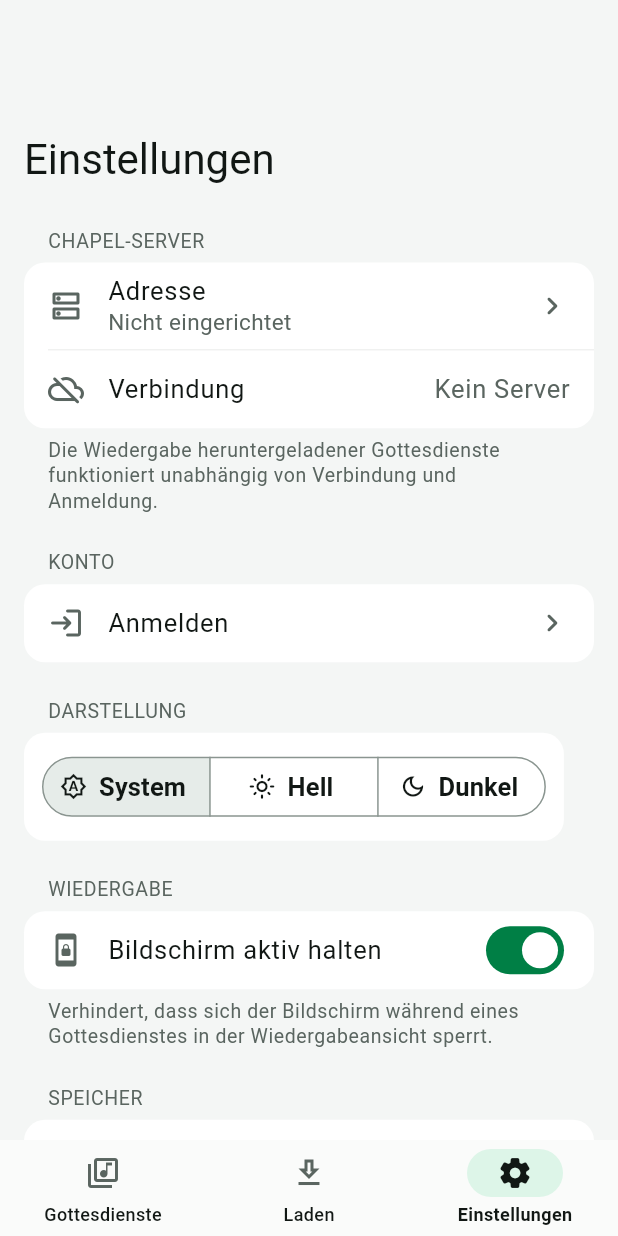
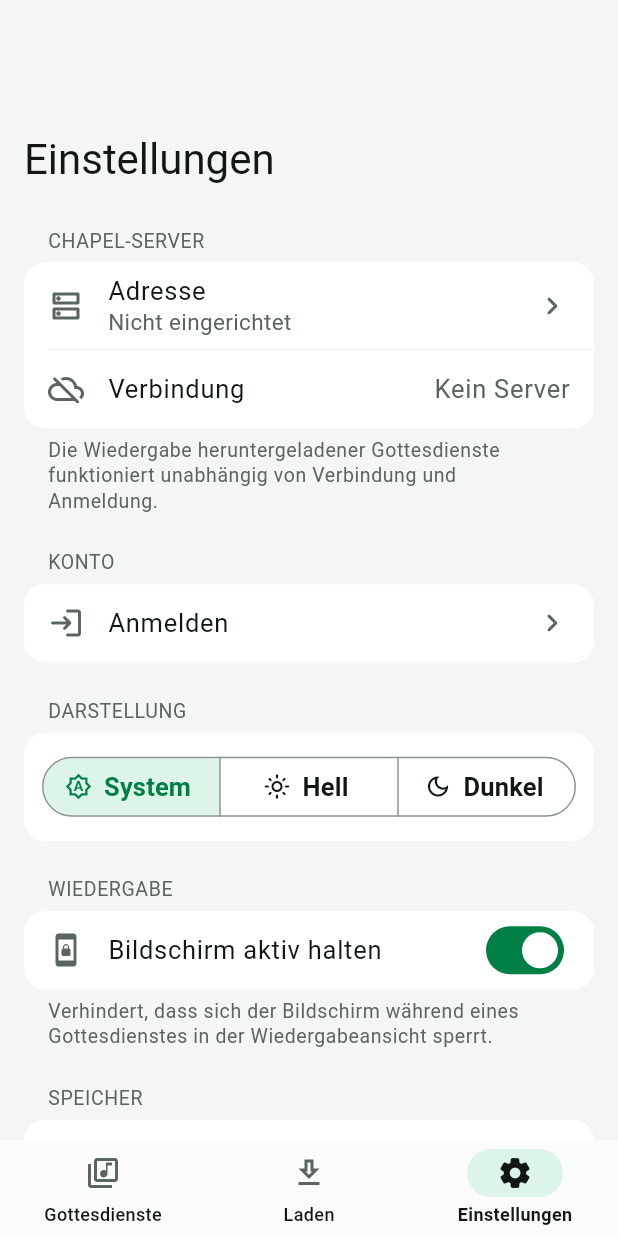
Before and after one commit to JannisRoesner/CHAKOTAY, a Flutter app: the screen it shows after launch, item 3 of the bottom bar chosen, on a phone screen of 412 x 824 dp. Run offline on Flutter 3.47's test engine with Material 3 defaults, Android fonts, the phone set to English and light mode, and no system bars; our stand-ins replace flutter_secure_storage, just_audio, package_info_plus, shared_preferences, wakelock_plus; missing offline and left inert: audio_session; accounts and stored records are empty; statements that could not run were skipped.

Commit message:
Prefer real media duration like CHAPEL, fix CI-flaky test, polish settings
- Progress bar uses decoded media duration (rate-adjusted) once loaded and
  falls back to manifest durationMs, matching CHAPEL's NowPlayingBar
- Download test no longer assumes multiple TCP chunks on loopback
- Full-width appearance control with clearer selection

Co-Authored-By: Claude Opus 5.5 <noreply@anthropic.com>

```diff
--- a/lib/ui/screens/settings_screen.dart
+++ b/lib/ui/screens/settings_screen.dart
@@ -130,6 +130,11 @@ class _SettingsScreenState extends State<SettingsScreen> {
                         padding: const EdgeInsets.all(12),
                         child: SegmentedButton<ThemeMode>(
                           showSelectedIcon: false,
+                          expandedInsets: EdgeInsets.zero,
+                          style: SegmentedButton.styleFrom(
+                            selectedBackgroundColor: tokens.songContainer,
+                            selectedForegroundColor: theme.colorScheme.primary,
+                          ),
                           segments: const [
                             ButtonSegment(
                               value: ThemeMode.system,
```
Also changed, not shown: lib/playback/player_controller.dart (+9 -3 lines), 3 other files.
